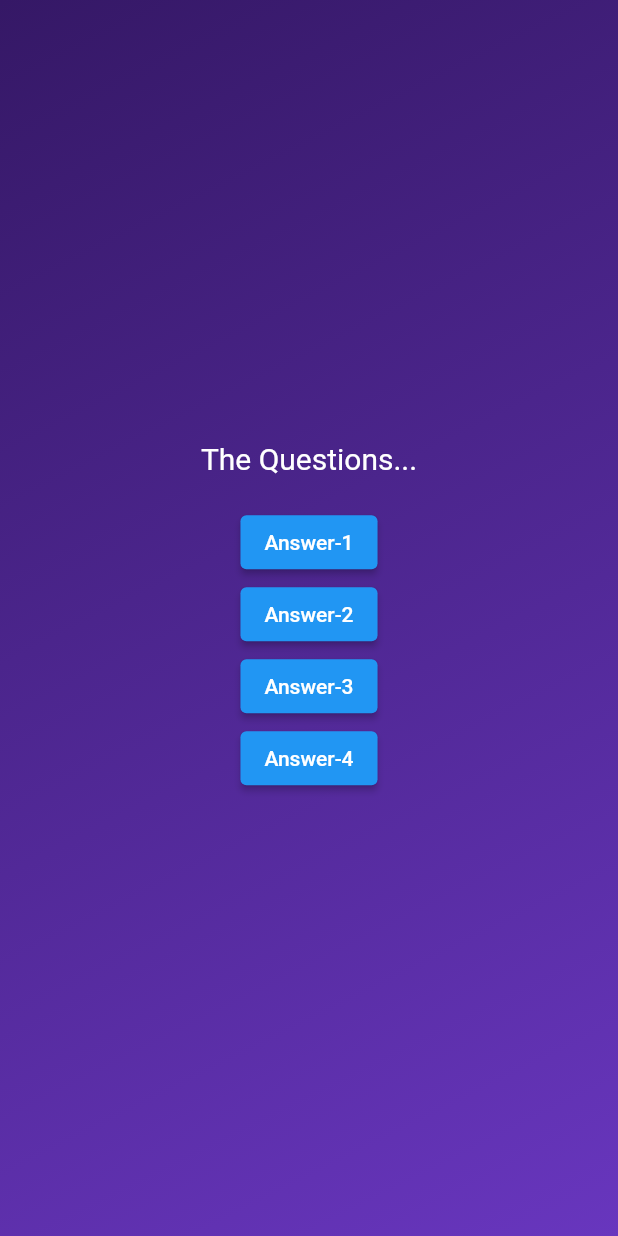
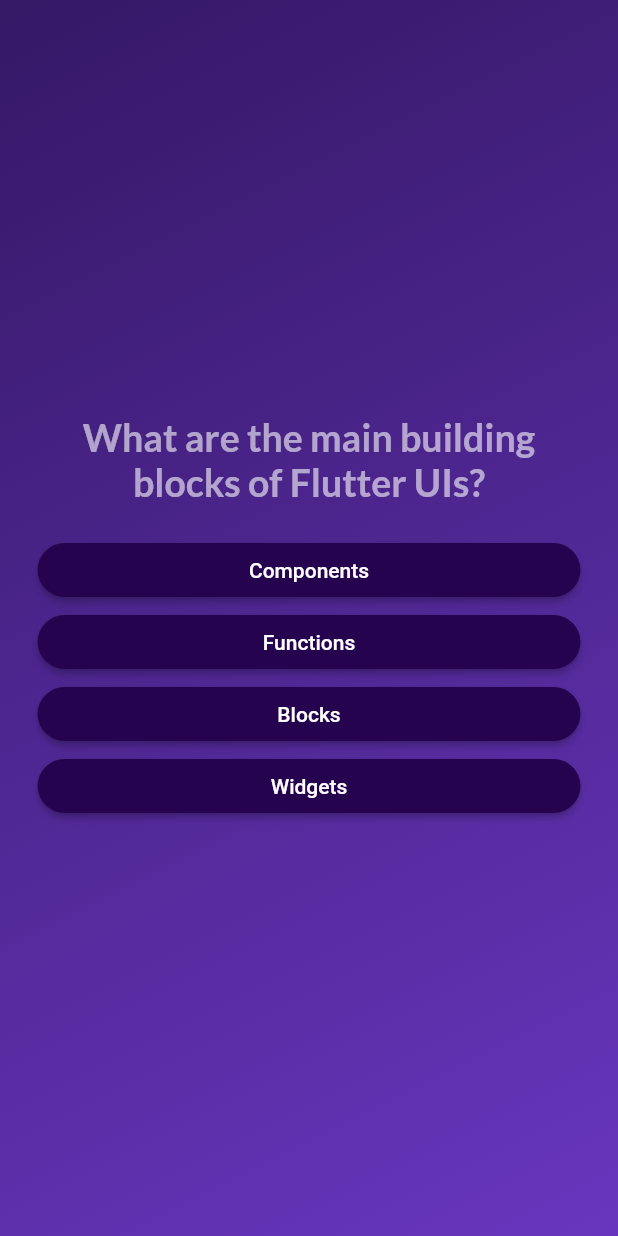
Before and after one commit to Sandeep1-dev/quiz_app, a Flutter app: the screen it shows after launch, after a tap on "Start Quiz", on a phone screen of 412 x 824 dp. Run offline on Flutter 3.47's test engine with Material 2 defaults, Android fonts, the phone set to English and light mode, and no system bars; our stand-ins replace google_fonts.

Commit message:
result_screens

```diff
--- /dev/null
+++ b/lib/Models/answer_button.dart
@@ -0,0 +1,25 @@
+import 'package:flutter/material.dart';
+
+class AnswerButton extends StatelessWidget {
+  const AnswerButton(
+      {super.key, required this.answerText, required this.onTap});
+
+  final String answerText;
+  final void Function() onTap;
+
+  @override
+  Widget build(BuildContext context) {
+    return ElevatedButton(
+        onPressed: onTap,
+        style: ElevatedButton.styleFrom(
+            padding: const EdgeInsets.symmetric(horizontal: 30),
+            backgroundColor: const Color.fromARGB(255, 38, 3, 78),
+            foregroundColor: Colors.white,
+            shape: RoundedRectangleBorder(
+                borderRadius: BorderRadius.circular(30))),
+        child: Text(
+          answerText,
+          textAlign: TextAlign.center,
+        ));
+  }
+}
--- a/lib/Models/question_mod.dart
+++ b/lib/Models/question_mod.dart
@@ -1,6 +1,12 @@
 class QuizQuestion {
-  const QuizQuestion(this.text,this.answers);
+  const QuizQuestion(this.text, this.answers);
 
   final String text;
   final List<String> answers;
+
+  List<String> getShuffledAnswers() {
+    final shuffledList = List.of(answers);
+    shuffledList.shuffle();
+    return shuffledList;
+  }
 }
--- a/lib/Models/questions.dart
+++ b/lib/Models/questions.dart
@@ -1,6 +1,6 @@
 import 'package:quiz_app/Models/question_mod.dart';
 
-const Question  =[
+const question  =[
   QuizQuestion(
     'What are the main building blocks of Flutter UIs?',
     [
--- a/lib/Screens/home_screen.dart
+++ b/lib/Screens/home_screen.dart
@@ -1,8 +1,9 @@
 import 'package:flutter/material.dart';
+import 'package:google_fonts/google_fonts.dart';
 
 class Home_Screen extends StatelessWidget {
-   Home_Screen(this.startQuiz,{super.key});
-   final void Function() startQuiz;
+  const Home_Screen(this.startQuiz, {super.key});
+  final void Function() startQuiz;
   @override
   Widget build(BuildContext context) {
     return Center(
@@ -17,9 +18,10 @@ class Home_Screen extends StatelessWidget {
           const SizedBox(
             height: 40,
           ),
-          const Text(
+          Text(
             'Learn Flutter Fun Way',
-            style: TextStyle(color: Colors.white, fontSize: 25),
+            style: GoogleFonts.lato(
+                color: const Color.fromARGB(255, 211, 206, 212), fontSize: 24),
           ),
           const SizedBox(
             height: 30,
--- a/lib/Screens/question_screens.dart
+++ b/lib/Screens/question_screens.dart
@@ -1,43 +1,60 @@
 import 'package:flutter/material.dart';
+import 'package:quiz_app/Models/answer_button.dart';
+import 'package:quiz_app/Models/questions.dart';
+import 'package:google_fonts/google_fonts.dart';
 
 class Questions extends StatefulWidget {
-  const Questions({super.key});
+  const Questions({
+    super.key,
+    required this.onSelectAnswer,
+  });
+
+  final void Function(String answer) onSelectAnswer;
 
   @override
   State<Questions> createState() => _QuestionsState();
 }
 
 class _QuestionsState extends State<Questions> {
+  var currentQuestionIndex = 0;
+  void answerQuestion(String SelectedAnswer) {
+    widget.onSelectAnswer(SelectedAnswer);
+    setState(() {
+      currentQuestionIndex += 1;
+    });
+  }
+
   @override
   Widget build(BuildContext context) {
+    final currentQuestion = question[currentQuestionIndex];
     return Center(
+      child: Container(
+        margin: const EdgeInsets.all(25),
         child: Column(
           mainAxisAlignment: MainAxisAlignment.center,
+          crossAxisAlignment: CrossAxisAlignment.stretch,
           children: [
-          const Text(
-            "The Questions...",
-            style: TextStyle(color: Colors.white, fontSize: 20),
-          ),
+            Text(currentQuestion.text,
+                textAlign: TextAlign.center,
+                style: GoogleFonts.lato(
+                    color: const Color.fromARGB(150, 255, 255, 255),
+                    fontSize: 25,
+                    fontWeight: FontWeight.bold)),
             const SizedBox(
               height: 20,
             ),
-          ElevatedButton(
-            onPressed: () {},
-            child: const Text("Answer-1"),
-          ),
-          ElevatedButton(
-            onPressed: () {},
-            child: const Text("Answer-2"),
-          ),
-          ElevatedButton(
-            onPressed: () {},
-            child: const Text("Answer-3"),
-          ),
-          ElevatedButton(
-            onPressed: () {},
-            child: const Text("Answer-4"),
+            ...currentQuestion.getShuffledAnswers().map(
+              (answer) {
+                return AnswerButton(
+                  answerText: answer,
+                  onTap: () {
+                    answerQuestion(answer);
+                  },
+                );
+              },
             )
           ],
+        ),
       ),
     );
   }
--- a/lib/Screens/quiz.dart
+++ b/lib/Screens/quiz.dart
@@ -1,5 +1,5 @@
 import 'package:flutter/material.dart';
-
+import 'package:quiz_app/Models/questions.dart';
 import 'package:quiz_app/Screens/home_screen.dart';
 import 'package:quiz_app/Screens/question_screens.dart';
 
@@ -11,6 +11,7 @@ class Quiz extends StatefulWidget {
 }
 
 class _QuizState extends State<Quiz> {
+  List<String> selectedAnswer = [];
   var activeScreen = 'start-screen';
 
   void switchScreen() {
@@ -19,20 +20,40 @@ class _QuizState extends State<Quiz> {
     });
   }
 
+  void chooseAnswer(String answer) {
+    selectedAnswer.add(answer);
+    if (activeScreen == "Result-Screen") {
+      switchScreen();
+    }
+    if (selectedAnswer.length == question.length) {
+      setState(() {
+        selectedAnswer = [];
+        activeScreen = "Result-screen";
+      });
+    }
+  }
+
   @override
   Widget build(BuildContext context) {
+    Widget screenWidget = Home_Screen(switchScreen);
+
+    if (activeScreen == "question-screen") {
+      screenWidget =  Questions(
+        onSelectAnswer : (answer) {
+
+        },
+      );
+    }
+
     return MaterialApp(
       home: Scaffold(
         body: Container(
-          decoration: const BoxDecoration(
-              gradient: LinearGradient(colors: [
-            Color.fromARGB(255, 53, 24, 102),
-            Color.fromARGB(255, 104, 54, 190)
-          ], begin: Alignment.topLeft, end: Alignment.bottomRight)),
-          child: activeScreen == 'start-screen'
-              ? Home_Screen(switchScreen)
-              : const Questions(),
-        ),
+            decoration: const BoxDecoration(
+                gradient: LinearGradient(colors: [
+              Color.fromARGB(255, 53, 24, 102),
+              Color.fromARGB(255, 104, 54, 190)
+            ], begin: Alignment.topLeft, end: Alignment.bottomRight)),
+            child: screenWidget),
       ),
     );
   }
--- a/pubspec.yaml
+++ b/pubspec.yaml
@@ -35,6 +35,7 @@ dependencies:
   # The following adds the Cupertino Icons font to your application.
   # Use with the CupertinoIcons class for iOS style icons.
   cupertino_icons: ^1.0.2
+  google_fonts: ^5.1.0
 
 dev_dependencies:
   flutter_test:
```
Also changed, not shown: lib/Screens/result_screens.dart (added, +29 -0 lines), pubspec.lock, 1 other file. Lines whose indentation alone changed are shown as unchanged.
